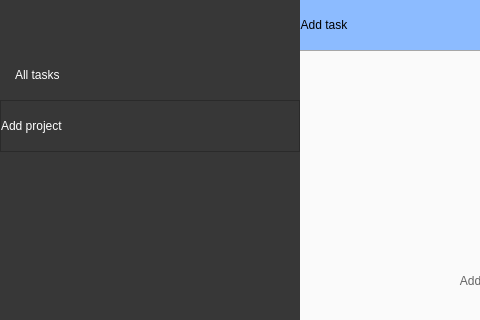
GorgeousOne/TaskManagementApp, file uis/scripts/ui_main.ui: the form before one commit; both pictures show x 0 to 480 and y 0 to 320 of the 800 by 500 pixel window.
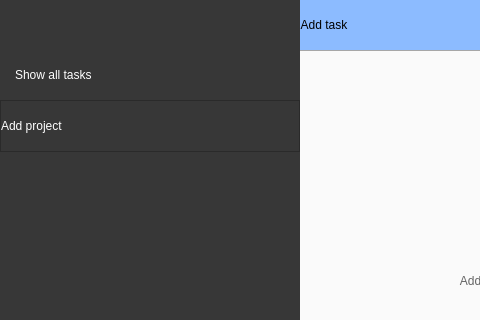
The form after the commit. Icons and pictures are not drawn.

What changed in the file:
```diff
--- a/uis/scripts/ui_main.ui
+++ b/uis/scripts/ui_main.ui
@@ -169,7 +169,7 @@
 text-align:left;</string>
             </property>
             <property name="text">
-             <string>All tasks</string>
+             <string>Show all tasks</string>
             </property>
            </widget>
           </item>
```
